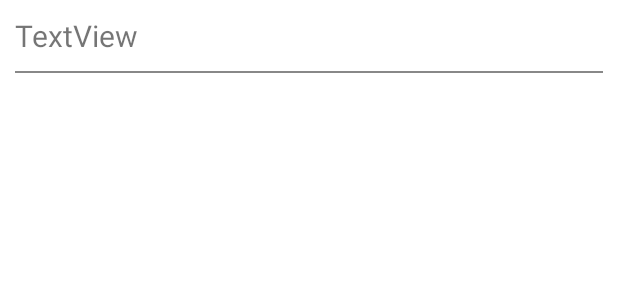
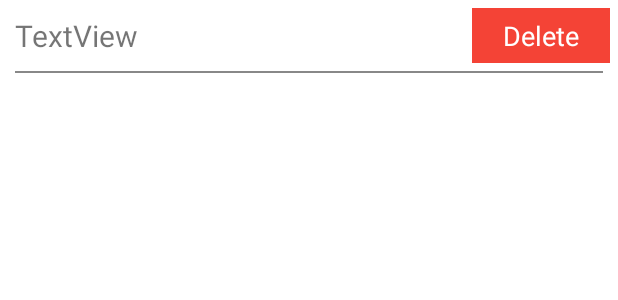
Before and after one commit to Liakot-ali/Monico-Tech, an Android app: the layout task_model.xml on its own in the app's theme, with its tools: preview values and no code run, on a phone screen of 412 x 824 dp. Shown: the top 300 px of the screen. Run offline under Robolectric (Android 15) with nearby library versions, the phone set to English and light mode, and no system bars; network calls fail.

Commit message:
Implementing delete feature

```diff
--- a/app/src/main/res/layout/task_model.xml
+++ b/app/src/main/res/layout/task_model.xml
@@ -5,13 +5,37 @@
     android:paddingBottom="10sp"
     android:layout_height="wrap_content">
 
-    <TextView
-        android:id="@+id/item_title"
+    <LinearLayout
         android:layout_width="match_parent"
-        android:layout_height="wrap_content"
-        android:textSize="20sp"
-        android:padding="10sp"
-        android:text="TextView" />
+        android:layout_height="match_parent"
+        android:weightSum="8"
+        android:orientation="horizontal">
+
+        <TextView
+            android:id="@+id/item_title"
+            android:layout_width="match_parent"
+            android:layout_height="wrap_content"
+            android:layout_weight="2"
+            android:padding="10sp"
+            android:ellipsize="end"
+            android:inputType="none"
+            android:maxLines="1"
+            android:text="TextView"
+            android:textSize="20sp" />
+
+        <TextView
+            android:id="@+id/item_delete"
+            android:layout_width="match_parent"
+            android:layout_height="match_parent"
+            android:layout_margin="5sp"
+            android:gravity="center"
+            android:textSize="18sp"
+            android:textColor="@color/white"
+            android:background="@color/red"
+            android:layout_weight="6"
+            android:text="Delete" />
+    </LinearLayout>
+
     <View
         android:layout_width="match_parent"
         android:layout_height="1sp"
```
Also changed, not shown: app/src/main/java/com/liakot/monicotech/AdapterTodo.java (+20 -1 lines), app/src/main/java/com/liakot/monicotech/TaskDetails.java (+1 -8 lines), app/src/main/res/layout/activity_task_details.xml (+0 -10 lines).
